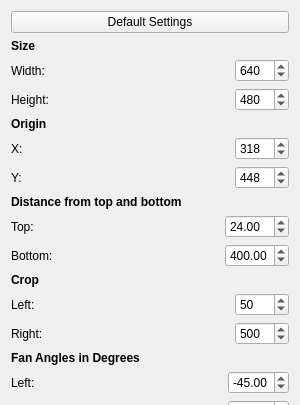
The window that IbisLib/gui/usmasksettingswidget.ui (IbisNeuronav/Ibis) describes before a commit, drawn with Qt 5; both pictures show x 0 to 300 and y 0 to 405 of the 300 by 580 pixel window.
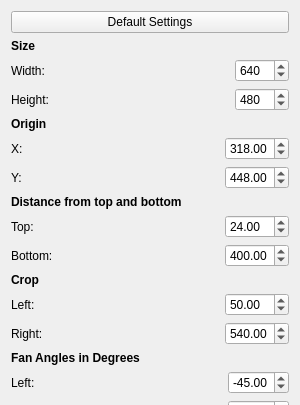
The same window after the commit.

What changed in the file:
```diff
--- a/IbisLib/gui/usmasksettingswidget.ui
+++ b/IbisLib/gui/usmasksettingswidget.ui
@@ -180,15 +180,15 @@
       </spacer>
      </item>
      <item>
-      <widget class="QSpinBox" name="originXSpinBox">
+      <widget class="QDoubleSpinBox" name="originXDoubleSpinBox">
        <property name="keyboardTracking">
         <bool>false</bool>
        </property>
        <property name="maximum">
-        <number>1000</number>
+        <double>999.990000000000009</double>
        </property>
        <property name="value">
-        <number>318</number>
+        <double>318.000000000000000</double>
        </property>
       </widget>
      </item>
@@ -229,15 +229,15 @@
       </spacer>
      </item>
      <item>
-      <widget class="QSpinBox" name="originYSpinBox">
+      <widget class="QDoubleSpinBox" name="originYDoubleSpinBox">
        <property name="keyboardTracking">
         <bool>false</bool>
        </property>
        <property name="maximum">
-        <number>1000</number>
+        <double>999.990000000000009</double>
        </property>
        <property name="value">
-        <number>448</number>
+        <double>448.000000000000000</double>
        </property>
       </widget>
      </item>
@@ -402,15 +402,15 @@
       </spacer>
      </item>
      <item>
-      <widget class="QSpinBox" name="leftSpinBox">
+      <widget class="QDoubleSpinBox" name="leftDoubleSpinBox">
        <property name="keyboardTracking">
         <bool>false</bool>
        </property>
        <property name="maximum">
-        <number>1000</number>
+        <double>999.990000000000009</double>
        </property>
        <property name="value">
-        <number>50</number>
+        <double>50.000000000000000</double>
        </property>
       </widget>
      </item>
@@ -451,15 +451,15 @@
       </spacer>
      </item>
      <item>
-      <widget class="QSpinBox" name="rightSpinBox">
+      <widget class="QDoubleSpinBox" name="rightDoubleSpinBox">
        <property name="keyboardTracking">
         <bool>false</bool>
        </property>
        <property name="maximum">
-        <number>1000</number>
+        <double>999.990000000000009</double>
        </property>
        <property name="value">
-        <number>500</number>
+        <double>540.000000000000000</double>
        </property>
       </widget>
      </item>
```
